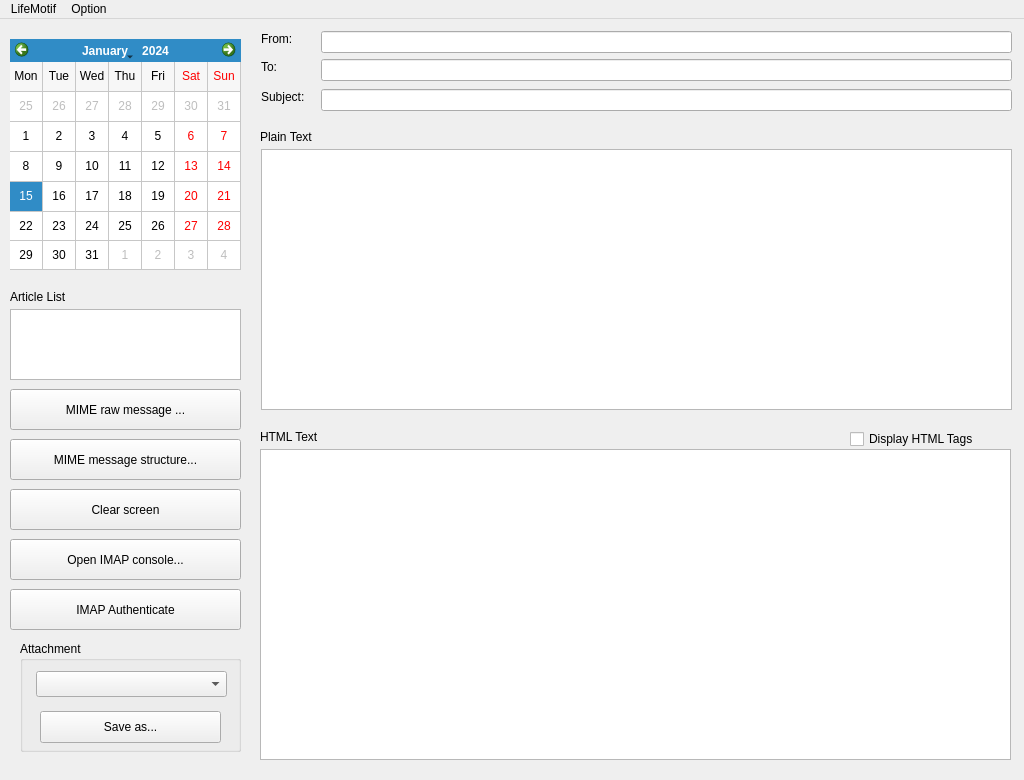
This is src/desktop/main_window.ui in chwnam/lifemotif-desktop as Qt 5 draws it before an edit. The edited form follows.
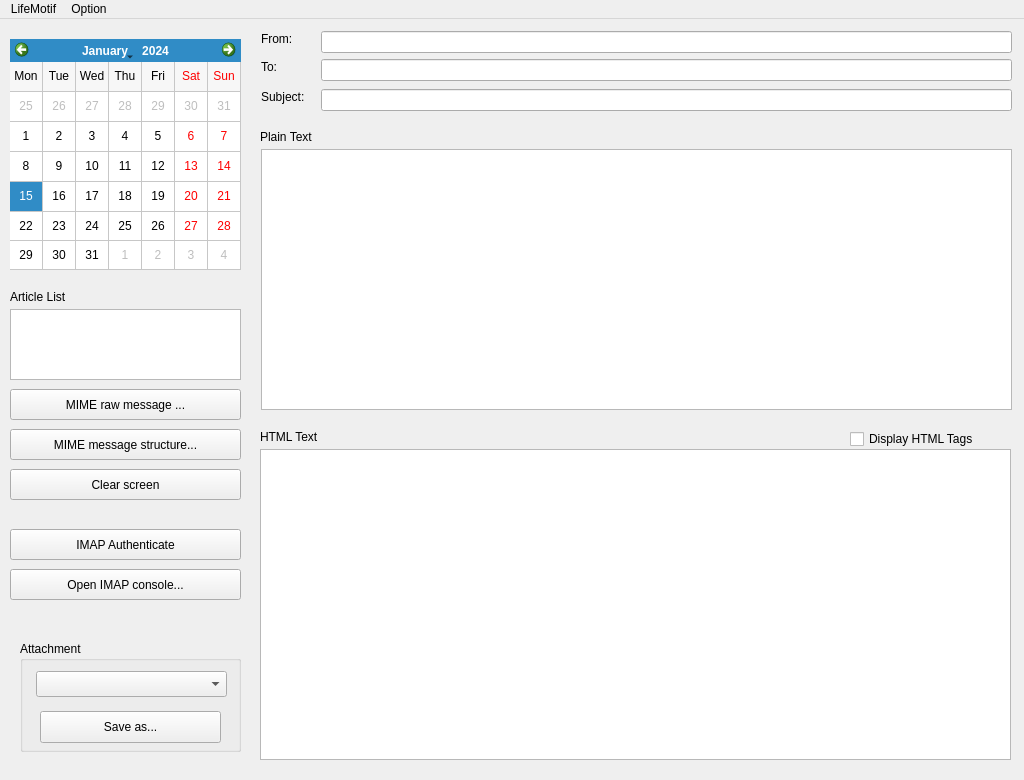
This is the edited form. Icons and pictures are not drawn. Custom widgets are drawn as their Qt base class.

```diff
--- a/src/desktop/main_window.ui
+++ b/src/desktop/main_window.ui
@@ -85,7 +85,7 @@
       <x>10</x>
       <y>370</y>
       <width>231</width>
-      <height>41</height>
+      <height>31</height>
      </rect>
     </property>
     <property name="text">
@@ -233,9 +233,9 @@
     <property name="geometry">
      <rect>
       <x>10</x>
-      <y>420</y>
+      <y>410</y>
       <width>231</width>
-      <height>41</height>
+      <height>31</height>
      </rect>
     </property>
     <property name="text">
@@ -246,9 +246,9 @@
     <property name="geometry">
      <rect>
       <x>10</x>
-      <y>470</y>
+      <y>450</y>
       <width>231</width>
-      <height>41</height>
+      <height>31</height>
      </rect>
     </property>
     <property name="text">
@@ -301,9 +301,9 @@
     <property name="geometry">
      <rect>
       <x>10</x>
-      <y>520</y>
+      <y>550</y>
       <width>231</width>
-      <height>41</height>
+      <height>31</height>
      </rect>
     </property>
     <property name="text">
@@ -314,9 +314,9 @@
     <property name="geometry">
      <rect>
       <x>10</x>
-      <y>570</y>
+      <y>510</y>
       <width>231</width>
-      <height>41</height>
+      <height>31</height>
      </rect>
     </property>
     <property name="text">
```
